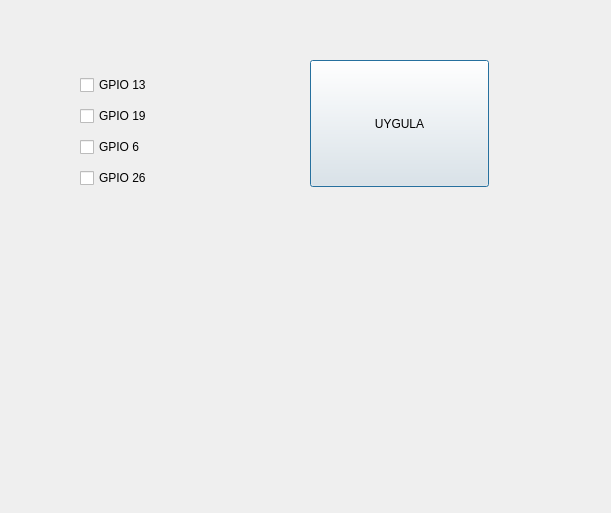
First picture: the form in pin-kontrol/ui/tasarim.ui, repository icalik/pin-kontrol, before the edit.
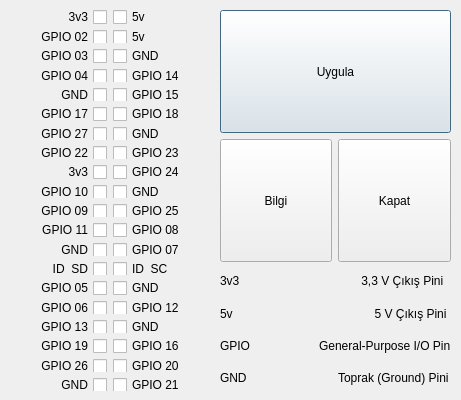
Second picture: the form after the edit.

Commit message: Tasarım değişti

The edit to the form file:
```diff
--- a/pin-kontrol/ui/tasarim.ui
+++ b/pin-kontrol/ui/tasarim.ui
@@ -9,8 +9,8 @@
    <rect>
     <x>0</x>
     <y>0</y>
-    <width>611</width>
-    <height>513</height>
+    <width>461</width>
+    <height>400</height>
    </rect>
   </property>
   <property name="windowTitle">
@@ -22,79 +22,497 @@
   <widget class="QWidget" name="verticalLayoutWidget_2">
    <property name="geometry">
     <rect>
-     <x>80</x>
-     <y>70</y>
-     <width>91</width>
-     <height>124</height>
+     <x>10</x>
+     <y>10</y>
+     <width>201</width>
+     <height>381</height>
     </rect>
    </property>
-   <layout class="QVBoxLayout" name="verticalLayout_3">
+   <layout class="QHBoxLayout" name="horizontalLayout_2">
     <item>
-     <widget class="QCheckBox" name="chkbx_13">
-      <property name="layoutDirection">
-       <enum>Qt::LeftToRight</enum>
-      </property>
-      <property name="text">
-       <string>GPIO 13</string>
-      </property>
-     </widget>
+     <layout class="QVBoxLayout" name="verticalLayout_4">
+      <item>
+       <widget class="QCheckBox" name="checkBox_2">
+        <property name="layoutDirection">
+         <enum>Qt::LeftToRight</enum>
+        </property>
+        <property name="text">
+         <string>5v</string>
+        </property>
+       </widget>
+      </item>
+      <item>
+       <widget class="QCheckBox" name="checkBox_21">
+        <property name="layoutDirection">
+         <enum>Qt::LeftToRight</enum>
+        </property>
+        <property name="text">
+         <string>5v</string>
+        </property>
+       </widget>
+      </item>
+      <item>
+       <widget class="QCheckBox" name="checkBox_22">
+        <property name="layoutDirection">
+         <enum>Qt::LeftToRight</enum>
+        </property>
+        <property name="text">
+         <string>GND</string>
+        </property>
+       </widget>
+      </item>
+      <item>
+       <widget class="QCheckBox" name="checkBox_23">
+        <property name="layoutDirection">
+         <enum>Qt::LeftToRight</enum>
+        </property>
+        <property name="text">
+         <string>GPIO 14</string>
+        </property>
+       </widget>
+      </item>
+      <item>
+       <widget class="QCheckBox" name="checkBox_32">
+        <property name="layoutDirection">
+         <enum>Qt::LeftToRight</enum>
+        </property>
+        <property name="text">
+         <string>GPIO 15</string>
+        </property>
+       </widget>
+      </item>
+      <item>
+       <widget class="QCheckBox" name="checkBox_31">
+        <property name="layoutDirection">
+         <enum>Qt::LeftToRight</enum>
+        </property>
+        <property name="text">
+         <string>GPIO 18</string>
+        </property>
+       </widget>
+      </item>
+      <item>
+       <widget class="QCheckBox" name="checkBox_13">
+        <property name="layoutDirection">
+         <enum>Qt::LeftToRight</enum>
+        </property>
+        <property name="text">
+         <string>GND</string>
+        </property>
+       </widget>
+      </item>
+      <item>
+       <widget class="QCheckBox" name="checkBox_30">
+        <property name="layoutDirection">
+         <enum>Qt::LeftToRight</enum>
+        </property>
+        <property name="text">
+         <string>GPIO 23</string>
+        </property>
+       </widget>
+      </item>
+      <item>
+       <widget class="QCheckBox" name="checkBox_29">
+        <property name="layoutDirection">
+         <enum>Qt::LeftToRight</enum>
+        </property>
+        <property name="text">
+         <string>GPIO 24</string>
+        </property>
+       </widget>
+      </item>
+      <item>
+       <widget class="QCheckBox" name="checkBox_28">
+        <property name="layoutDirection">
+         <enum>Qt::LeftToRight</enum>
+        </property>
+        <property name="text">
+         <string>GND</string>
+        </property>
+       </widget>
+      </item>
+      <item>
+       <widget class="QCheckBox" name="checkBox_45">
+        <property name="layoutDirection">
+         <enum>Qt::LeftToRight</enum>
+        </property>
+        <property name="text">
+         <string>GPIO 25</string>
+        </property>
+       </widget>
+      </item>
+      <item>
+       <widget class="QCheckBox" name="checkBox_46">
+        <property name="layoutDirection">
+         <enum>Qt::LeftToRight</enum>
+        </property>
+        <property name="text">
+         <string>GPIO 08</string>
+        </property>
+       </widget>
+      </item>
+      <item>
+       <widget class="QCheckBox" name="checkBox_27">
+        <property name="layoutDirection">
+         <enum>Qt::LeftToRight</enum>
+        </property>
+        <property name="text">
+         <string>GPIO 07</string>
+        </property>
+       </widget>
+      </item>
+      <item>
+       <widget class="QCheckBox" name="checkBox_26">
+        <property name="layoutDirection">
+         <enum>Qt::LeftToRight</enum>
+        </property>
+        <property name="text">
+         <string>ID_SC</string>
+        </property>
+       </widget>
+      </item>
+      <item>
+       <widget class="QCheckBox" name="checkBox_25">
+        <property name="layoutDirection">
+         <enum>Qt::LeftToRight</enum>
+        </property>
+        <property name="text">
+         <string>GND</string>
+        </property>
+       </widget>
+      </item>
+      <item>
+       <widget class="QCheckBox" name="checkBox_24">
+        <property name="layoutDirection">
+         <enum>Qt::LeftToRight</enum>
+        </property>
+        <property name="text">
+         <string>GPIO 12</string>
+        </property>
+       </widget>
+      </item>
+      <item>
+       <widget class="QCheckBox" name="checkBox_14">
+        <property name="layoutDirection">
+         <enum>Qt::LeftToRight</enum>
+        </property>
+        <property name="text">
+         <string>GND</string>
+        </property>
+       </widget>
+      </item>
+      <item>
+       <widget class="QCheckBox" name="checkBox_19">
+        <property name="layoutDirection">
+         <enum>Qt::LeftToRight</enum>
+        </property>
+        <property name="text">
+         <string>GPIO 16</string>
+        </property>
+       </widget>
+      </item>
+      <item>
+       <widget class="QCheckBox" name="checkBox_17">
+        <property name="layoutDirection">
+         <enum>Qt::LeftToRight</enum>
+        </property>
+        <property name="text">
+         <string>GPIO 20</string>
+        </property>
+       </widget>
+      </item>
+      <item>
+       <widget class="QCheckBox" name="checkBox_16">
+        <property name="layoutDirection">
+         <enum>Qt::LeftToRight</enum>
+        </property>
+        <property name="text">
+         <string>GPIO 21</string>
+        </property>
+       </widget>
+      </item>
+     </layout>
     </item>
     <item>
-     <widget class="QCheckBox" name="chkbx_19">
-      <property name="layoutDirection">
-       <enum>Qt::LeftToRight</enum>
-      </property>
-      <property name="text">
-       <string>GPIO 19</string>
-      </property>
-     </widget>
+     <layout class="QVBoxLayout" name="verticalLayout_3">
+      <item>
+       <widget class="QCheckBox" name="checkBox_15">
+        <property name="text">
+         <string>3v3</string>
+        </property>
+       </widget>
+      </item>
+      <item>
+       <widget class="QCheckBox" name="checkBox_43">
+        <property name="text">
+         <string>GPIO 02</string>
+        </property>
+       </widget>
+      </item>
+      <item>
+       <widget class="QCheckBox" name="checkBox_42">
+        <property name="text">
+         <string>GPIO 03</string>
+        </property>
+       </widget>
+      </item>
+      <item>
+       <widget class="QCheckBox" name="checkBox_41">
+        <property name="text">
+         <string>GPIO 04</string>
+        </property>
+       </widget>
+      </item>
+      <item>
+       <widget class="QCheckBox" name="checkBox_40">
+        <property name="text">
+         <string>GND</string>
+        </property>
+       </widget>
+      </item>
+      <item>
+       <widget class="QCheckBox" name="checkBox_39">
+        <property name="text">
+         <string>GPIO 17</string>
+        </property>
+       </widget>
+      </item>
+      <item>
+       <widget class="QCheckBox" name="checkBox_38">
+        <property name="text">
+         <string>GPIO 27</string>
+        </property>
+       </widget>
+      </item>
+      <item>
+       <widget class="QCheckBox" name="checkBox_37">
+        <property name="text">
+         <string>GPIO 22</string>
+        </property>
+       </widget>
+      </item>
+      <item>
+       <widget class="QCheckBox" name="checkBox_36">
+        <property name="text">
+         <string>3v3</string>
+        </property>
+       </widget>
+      </item>
+      <item>
+       <widget class="QCheckBox" name="checkBox_35">
+        <property name="text">
+         <string>GPIO 10</string>
+        </property>
+       </widget>
+      </item>
+      <item>
+       <widget class="QCheckBox" name="checkBox_47">
+        <property name="text">
+         <string>GPIO 09</string>
+        </property>
+       </widget>
+      </item>
+      <item>
+       <widget class="QCheckBox" name="checkBox_48">
+        <property name="text">
+         <string>GPIO 11</string>
+        </property>
+       </widget>
+      </item>
+      <item>
+       <widget class="QCheckBox" name="checkBox_34">
+        <property name="text">
+         <string>GND</string>
+        </property>
+       </widget>
+      </item>
+      <item>
+       <widget class="QCheckBox" name="checkBox_33">
+        <property name="text">
+         <string>ID_SD</string>
+        </property>
+       </widget>
+      </item>
+      <item>
+       <widget class="QCheckBox" name="checkBox_18">
+        <property name="text">
+         <string>GPIO 05</string>
+        </property>
+       </widget>
+      </item>
+      <item>
+       <widget class="QCheckBox" name="checkBox_11">
+        <property name="text">
+         <string>GPIO 06</string>
+        </property>
+       </widget>
+      </item>
+      <item>
+       <widget class="QCheckBox" name="checkBox_20">
+        <property name="text">
+         <string>GPIO 13</string>
+        </property>
+       </widget>
+      </item>
+      <item>
+       <widget class="QCheckBox" name="checkBox_12">
+        <property name="text">
+         <string>GPIO 19</string>
+        </property>
+       </widget>
+      </item>
+      <item>
+       <widget class="QCheckBox" name="checkBox">
+        <property name="text">
+         <string>GPIO 26</string>
+        </property>
+       </widget>
+      </item>
+      <item>
+       <widget class="QCheckBox" name="checkBox_44">
+        <property name="text">
+         <string>GND</string>
+        </property>
+       </widget>
+      </item>
+     </layout>
     </item>
-    <item>
-     <widget class="QCheckBox" name="chkbx_06">
-      <property name="layoutDirection">
-       <enum>Qt::LeftToRight</enum>
-      </property>
-      <property name="text">
-       <string>GPIO 6</string>
-      </property>
-     </widget>
-    </item>
-    <item>
-     <widget class="QCheckBox" name="chkbx_26">
-      <property name="enabled">
-       <bool>true</bool>
-      </property>
-      <property name="layoutDirection">
-       <enum>Qt::LeftToRight</enum>
-      </property>
-      <property name="text">
-       <string>GPIO 26</string>
-      </property>
-      <property name="checked">
-       <bool>false</bool>
-      </property>
-     </widget>
-    </item>
    </layout>
   </widget>
-  <widget class="QPushButton" name="btn_ac">
+  <widget class="QWidget" name="verticalLayoutWidget_3">
    <property name="geometry">
     <rect>
-     <x>310</x>
-     <y>60</y>
-     <width>179</width>
-     <height>127</height>
+     <x>220</x>
+     <y>10</y>
+     <width>231</width>
+     <height>381</height>
     </rect>
    </property>
-   <property name="sizePolicy">
-    <sizepolicy hsizetype="Ignored" vsizetype="Ignored">
-     <horstretch>0</horstretch>
-     <verstretch>0</verstretch>
-    </sizepolicy>
-   </property>
-   <property name="text">
-    <string>UYGULA</string>
-   </property>
+   <layout class="QVBoxLayout" name="verticalLayout_5">
+    <item>
+     <layout class="QHBoxLayout" name="horizontalLayout_16">
+      <item>
+       <widget class="QPushButton" name="btn_ac">
+        <property name="sizePolicy">
+         <sizepolicy hsizetype="Ignored" vsizetype="Ignored">
+          <horstretch>0</horstretch>
+          <verstretch>0</verstretch>
+         </sizepolicy>
+        </property>
+        <property name="text">
+         <string>Uygula</string>
+        </property>
+       </widget>
+      </item>
+     </layout>
+    </item>
+    <item>
+     <layout class="QHBoxLayout" name="horizontalLayout_3">
+      <item>
+       <widget class="QPushButton" name="btn_ac_3">
+        <property name="sizePolicy">
+         <sizepolicy hsizetype="Ignored" vsizetype="Ignored">
+          <horstretch>0</horstretch>
+          <verstretch>0</verstretch>
+         </sizepolicy>
+        </property>
+        <property name="text">
+         <string>Kapat</string>
+        </property>
+       </widget>
+      </item>
+      <item>
+       <widget class="QPushButton" name="btn_ac_2">
+        <property name="sizePolicy">
+         <sizepolicy hsizetype="Ignored" vsizetype="Ignored">
+          <horstretch>0</horstretch>
+          <verstretch>0</verstretch>
+         </sizepolicy>
+        </property>
+        <property name="text">
+         <string>Bilgi</string>
+        </property>
+       </widget>
+      </item>
+     </layout>
+    </item>
+    <item>
+     <layout class="QVBoxLayout" name="verticalLayout_6">
+      <item>
+       <layout class="QHBoxLayout" name="horizontalLayout_17">
+        <item>
+         <widget class="QLabel" name="label_50">
+          <property name="text">
+           <string>       3,3 V Çıkış Pini</string>
+          </property>
+         </widget>
+        </item>
+        <item>
+         <widget class="QLabel" name="label_49">
+          <property name="text">
+           <string>3v3</string>
+          </property>
+         </widget>
+        </item>
+       </layout>
+      </item>
+      <item>
+       <layout class="QHBoxLayout" name="horizontalLayout_18">
+        <item>
+         <widget class="QLabel" name="label_51">
+          <property name="text">
+           <string>           5 V Çıkış Pini</string>
+          </property>
+         </widget>
+        </item>
+        <item>
+         <widget class="QLabel" name="label_53">
+          <property name="text">
+           <string>5v</string>
+          </property>
+         </widget>
+        </item>
+       </layout>
+      </item>
+      <item>
+       <layout class="QHBoxLayout" name="horizontalLayout_20">
+        <item>
+         <widget class="QLabel" name="label_57">
+          <property name="text">
+           <string>General-Purpose I/O Pin</string>
+          </property>
+         </widget>
+        </item>
+        <item>
+         <widget class="QLabel" name="label_59">
+          <property name="text">
+           <string>GPIO</string>
+          </property>
+         </widget>
+        </item>
+       </layout>
+      </item>
+      <item>
+       <layout class="QHBoxLayout" name="horizontalLayout_19">
+        <item>
+         <widget class="QLabel" name="label_54">
+          <property name="text">
+           <string>Toprak (Ground) Pini</string>
+          </property>
+         </widget>
+        </item>
+        <item>
+         <widget class="QLabel" name="label_56">
+          <property name="text">
+           <string>GND</string>
+          </property>
+         </widget>
+        </item>
+       </layout>
+      </item>
+     </layout>
+    </item>
+   </layout>
   </widget>
  </widget>
  <resources/>
```
Left out of the diff: 6 changed lines with no effect on the pictures. The commit also changes 1 other file.
